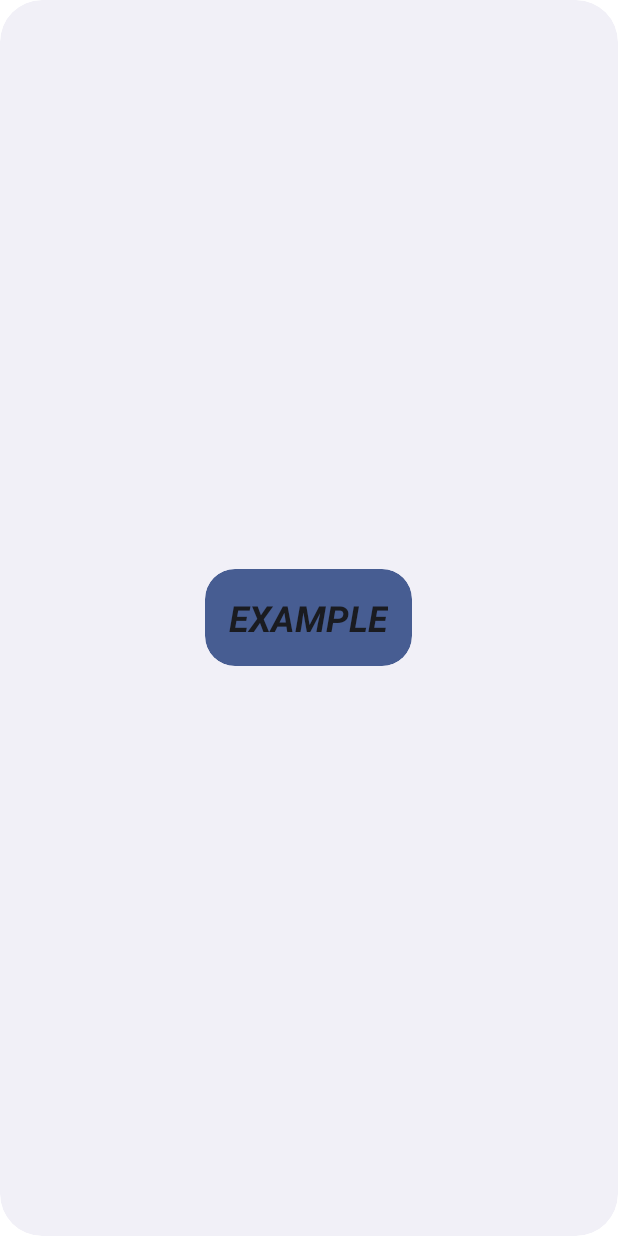
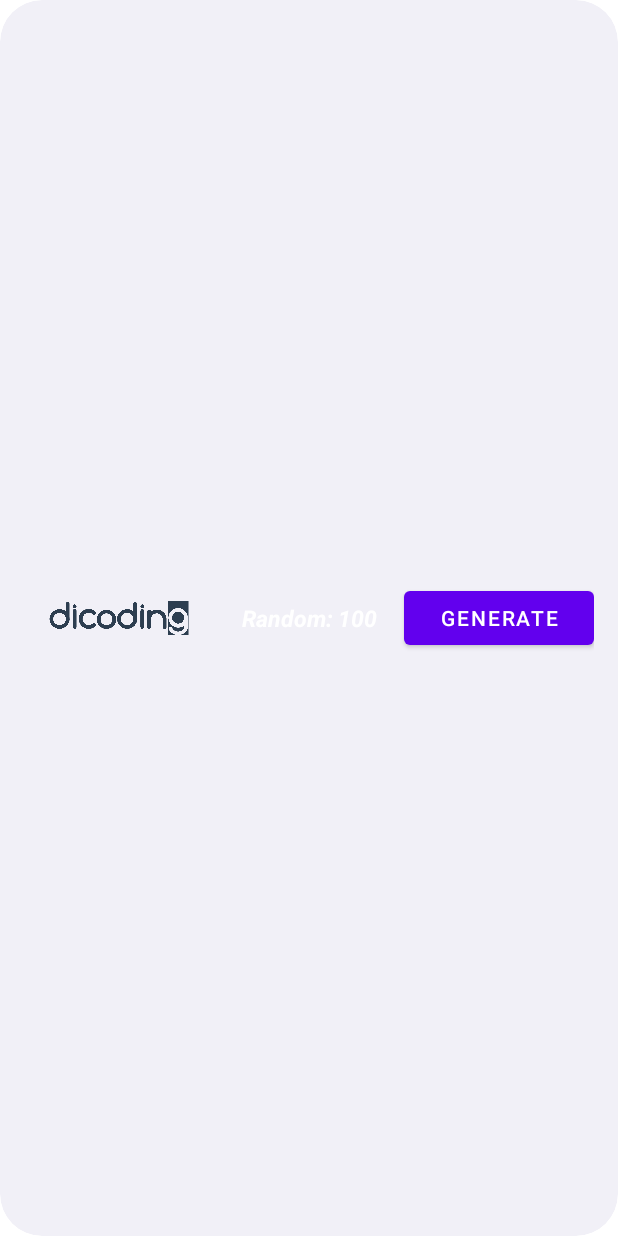
Before and after one commit to yumtaufikhidayat/android-intermediate-kt, an Android app: the layout random_number_widget.xml on its own in the app's theme, with its tools: preview values and no code run, on a phone screen of 412 x 824 dp. Run offline under Robolectric (Android 15) with nearby library versions, the phone set to English and light mode, and no system bars.

Commit message:
Add action click on widget.

```diff
--- a/app/src/main/res/layout/random_number_widget.xml
+++ b/app/src/main/res/layout/random_number_widget.xml
@@ -1,19 +1,51 @@
-<RelativeLayout xmlns:android="http://schemas.android.com/apk/res/android"
+<RelativeLayout
+    xmlns:android="http://schemas.android.com/apk/res/android"
+    xmlns:tools="http://schemas.android.com/tools"
     style="@style/Widget.AndroidIntemediate.AppWidget.Container"
     android:layout_width="match_parent"
     android:layout_height="match_parent"
     android:theme="@style/Theme.AndroidIntemediate.AppWidgetContainer">
 
-    <TextView
-        android:id="@+id/appwidget_text"
-        style="@style/Widget.AndroidIntemediate.AppWidget.InnerView"
-        android:layout_width="wrap_content"
-        android:layout_height="wrap_content"
+    <LinearLayout
+        android:layout_width="match_parent"
+        android:layout_height="match_parent"
         android:layout_centerHorizontal="true"
         android:layout_centerVertical="true"
-        android:layout_margin="8dp"
-        android:contentDescription="@string/appwidget_text"
-        android:text="@string/appwidget_text"
-        android:textSize="24sp"
-        android:textStyle="bold|italic" />
+        android:orientation="horizontal"
+        android:padding="@dimen/widget_margin"
+        android:weightSum="9">
+
+        <ImageView
+            android:layout_width="match_parent"
+            android:layout_height="match_parent"
+            android:layout_weight="3"
+            android:padding="16dp"
+            android:scaleType="fitCenter"
+            android:src="@drawable/dicoding_logo_full"
+            tools:ignore="ContentDescription"/>
+
+        <TextView
+            android:id="@+id/appwidget_text"
+            android:layout_width="match_parent"
+            android:layout_height="match_parent"
+            android:layout_margin="2dp"
+            android:layout_weight="3"
+            android:contentDescription="@string/appwidget_text"
+            android:gravity="center"
+            android:text="@string/random"
+            android:textColor="@color/white"
+            android:textSize="15sp"
+            android:textStyle="bold|italic" />
+
+        <Button
+            android:id="@+id/btnClick"
+            android:layout_width="match_parent"
+            android:layout_height="wrap_content"
+            android:layout_gravity="center"
+            android:layout_weight="3"
+            android:text="@string/generate"
+            android:textColor="@android:color/white" />
+
+    </LinearLayout>
+
 </RelativeLayout>
--- a/app/src/main/res/values/strings.xml
+++ b/app/src/main/res/values/strings.xml
@@ -1,9 +1,15 @@
 <resources>
     <string name="app_name">Android Intemediate</string>
     <string name="finish">Selesai</string>
+
     <string name="like">Suka</string>
     <string name="dislike">Tidak Suka</string>
     <string name="appwidget_text">EXAMPLE</string>
     <string name="add_widget">Add widget</string>
     <string name="app_widget_description">This is an app widget description</string>
+
+    <string name="start_update">START UPDATE</string>
+    <string name="stop_update">STOP UPDATE</string>
+    <string name="random">Random: 100</string>
+    <string name="generate">Generate</string>
 </resources>
```
Also changed, not shown: app/src/main/java/com/taufik/androidintemediate/widget/RandomNumberWidget.kt (+43 -1 lines), app/src/main/res/drawable/dicoding_logo_full.png (added).
